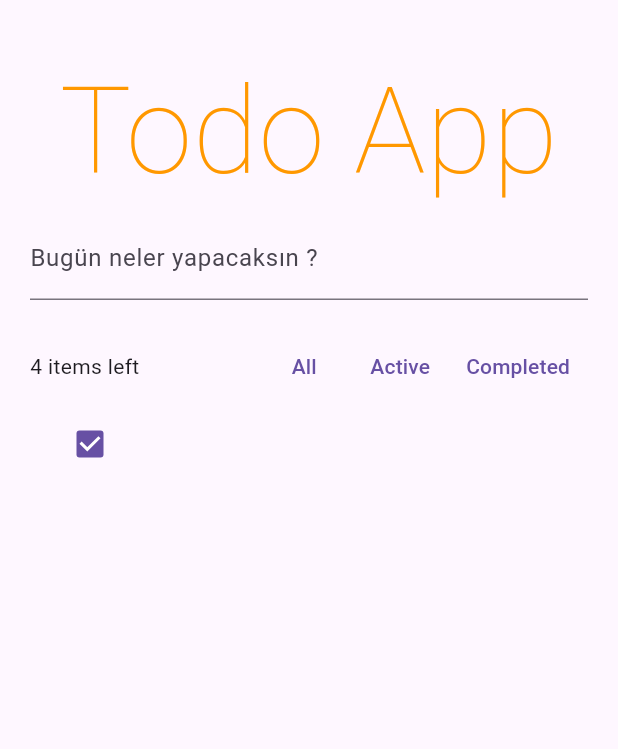
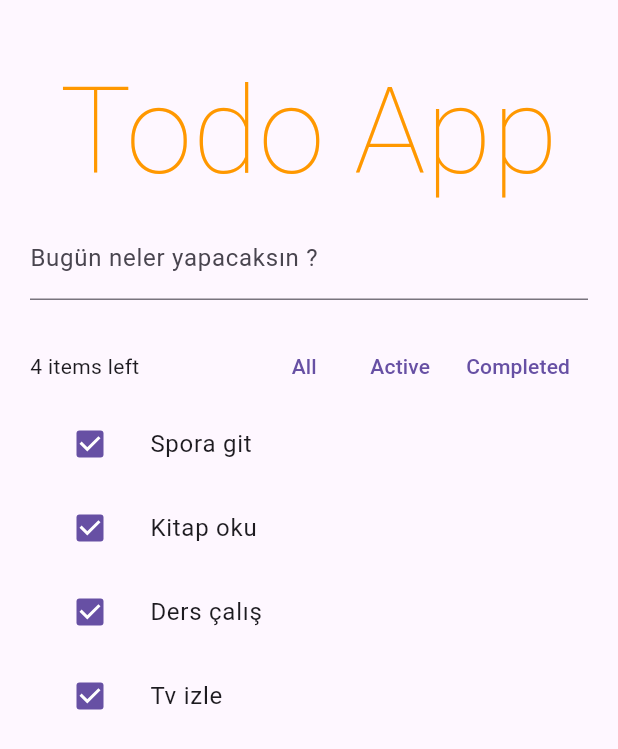
Before and after one commit to dogualagoz/todoApp-Flutter-State-Management-, a Flutter app: the screen it shows after launch, on a phone screen of 412 x 824 dp. Shown: the top 749 px of the screen. Run offline on Flutter 3.47's test engine with Material 3 defaults, Android fonts, the phone set to English and light mode, and no system bars; our stand-ins replace flutter_riverpod, state_notifier.

Commit message:
providers is added

```diff
--- a/lib/main.dart
+++ b/lib/main.dart
@@ -1,8 +1,9 @@
 import 'package:flutter/material.dart';
+import 'package:flutter_riverpod/flutter_riverpod.dart';
 import 'package:state_management/todo_app.dart';
 
 void main() {
-  runApp(const MyApp());
+  runApp(const ProviderScope(child: MyApp()));
 }
 
 class MyApp extends StatelessWidget {
--- /dev/null
+++ b/lib/models/todo_model.dart
@@ -0,0 +1,8 @@
+class TodoModel {
+  final String id;
+  final String description;
+  final bool completed;
+
+  TodoModel({required this.id, required this.description, this.completed = false});
+
+}
--- /dev/null
+++ b/lib/providers/all_providers.dart
@@ -0,0 +1,15 @@
+import 'package:flutter_riverpod/legacy.dart';
+import 'package:state_management/models/todo_model.dart';
+import 'package:state_management/providers/todo_list_manager.dart';
+import 'package:uuid/uuid.dart';
+
+final todoListProvider = StateNotifierProvider<TodoListManager, List<TodoModel>>((ref) {
+  return TodoListManager(
+    [
+    TodoModel(id: const Uuid().v4(), description: "Spora git"),
+    TodoModel(id: const Uuid().v4(), description: "Kitap oku"),
+    TodoModel(id: const Uuid().v4(), description: "Ders çalış"),
+    TodoModel(id: const Uuid().v4(), description: "Tv izle"),
+    ]
+  );
+});
--- a/lib/todo_app.dart
+++ b/lib/todo_app.dart
@@ -1,14 +1,20 @@
 import 'package:flutter/material.dart';
+import 'package:flutter_riverpod/flutter_riverpod.dart';
+import 'package:state_management/models/todo_model.dart';
+import 'package:state_management/providers/all_providers.dart';
 import 'package:state_management/widgets/title_widget.dart';
 import 'package:state_management/widgets/todo_list_item_widget.dart';
 import 'package:state_management/widgets/toolbar_widget.dart';
+import 'package:uuid/uuid.dart';
 
-class TodoApp extends StatelessWidget {
+class TodoApp extends ConsumerWidget {
   TodoApp({super.key});
   final newTodoController = TextEditingController();
 
+
   @override
-  Widget build(BuildContext context) {
+  Widget build(BuildContext context, WidgetRef ref) {
+    var allTodos = ref.watch(todoListProvider);
     return Scaffold(
       body: Padding(
         padding: const EdgeInsets.symmetric(horizontal: 20, vertical: 30),
@@ -17,17 +23,23 @@ class TodoApp extends StatelessWidget {
             const TitleWidget(),
             TextField(
               controller: newTodoController,
-              decoration: InputDecoration(labelText: "Bugün neler yapacaksın ?"),
-              onSubmitted: (newTodo){
-                debugPrint('sunu ekle $newTodo');
+              decoration: InputDecoration(
+                labelText: "Bugün neler yapacaksın ?",
+              ),
+              onSubmitted: (newTodo) {
+               ref.read(todoListProvider.notifier).addTodo(newTodo);
               },
             ),
-            const SizedBox(height: 20,),
+            const SizedBox(height: 20),
             const ToolbarWidget(),
-            const TodoListItemWidget(),
-
-
-
+            for (var i = 0; i < allTodos.length; i++)
+              Dismissible(
+                key: ValueKey(allTodos[i].id),
+                child: TodoListItemWidget(item: allTodos[i]),
+                onDismissed: (direction) {
+                  ref.read(todoListProvider.notifier).remove(allTodos[i]);
+                },
+              ),
           ],
         ),
       ),
--- a/lib/widgets/todo_list_item_widget.dart
+++ b/lib/widgets/todo_list_item_widget.dart
@@ -1,12 +1,16 @@
 import 'package:flutter/material.dart';
+import 'package:state_management/models/todo_model.dart';
 
 class TodoListItemWidget extends StatelessWidget {
-  const TodoListItemWidget({super.key});
+  final TodoModel item;
+  const TodoListItemWidget({super.key, required this.item});
+
 
   @override
   Widget build(BuildContext context) {
     return ListTile(
       leading: Checkbox(value: true, onChanged: (value){}),
+      title: Text(item.description),
     );
   }
 }
--- a/lib/widgets/toolbar_widget.dart
+++ b/lib/widgets/toolbar_widget.dart
@@ -1,14 +1,20 @@
 import 'package:flutter/material.dart';
+import 'package:flutter_riverpod/flutter_riverpod.dart';
+import 'package:state_management/providers/all_providers.dart';
 
-class ToolbarWidget extends StatelessWidget {
+class ToolbarWidget extends ConsumerWidget {
   const ToolbarWidget({super.key});
 
   @override
-  Widget build(BuildContext context) {
+  Widget build(BuildContext context, WidgetRef ref) {
     return Row(
       mainAxisAlignment: MainAxisAlignment.spaceBetween,
       children: [
-        const Expanded(child: Text("4 items left")),
+        Expanded(
+          child: Text(
+            "${ref.watch(todoListProvider.notifier).onCompletedTodoCount().toString()} items left",
+          ),
+        ),
         Tooltip(
           message: "All Todos",
           child: TextButton(onPressed: () {}, child: const Text("All")),
--- a/pubspec.yaml
+++ b/pubspec.yaml
@@ -35,6 +35,8 @@ dependencies:
   # Use with the CupertinoIcons class for iOS style icons.
   cupertino_icons: ^1.0.8
   flutter_riverpod: ^3.2.0
+  uuid: ^4.5.2
+  state_notifier: ^1.0.0
 
 dev_dependencies:
   flutter_test:
```
Also changed, not shown: lib/providers/todo_list_manager.dart (added, +48 -0 lines), pubspec.lock.
